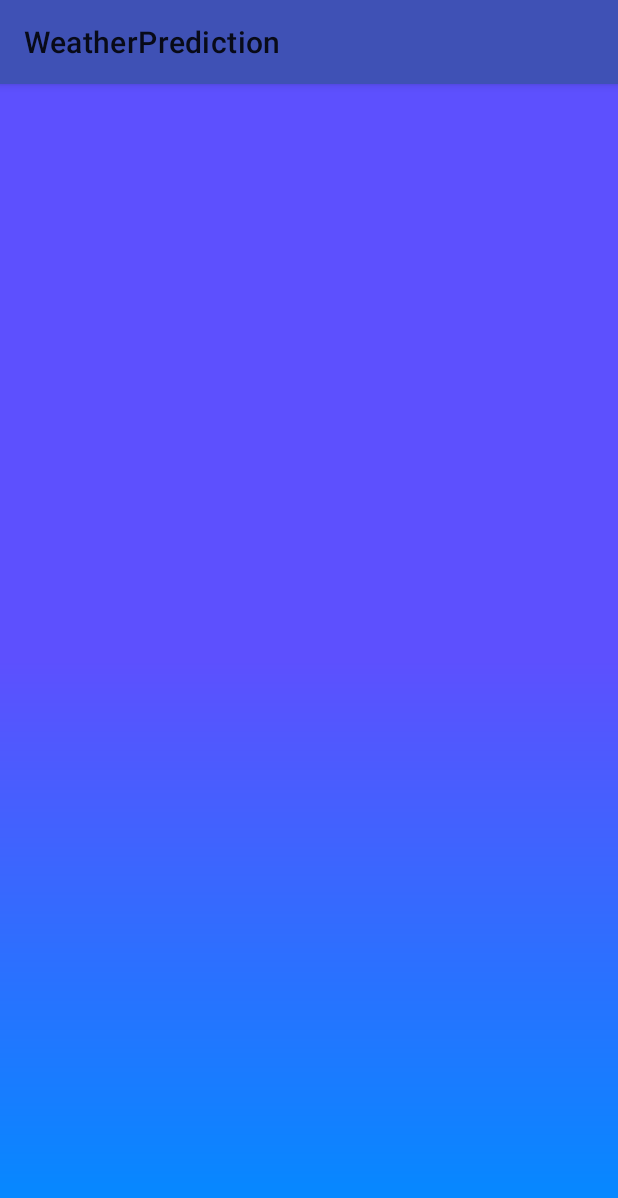
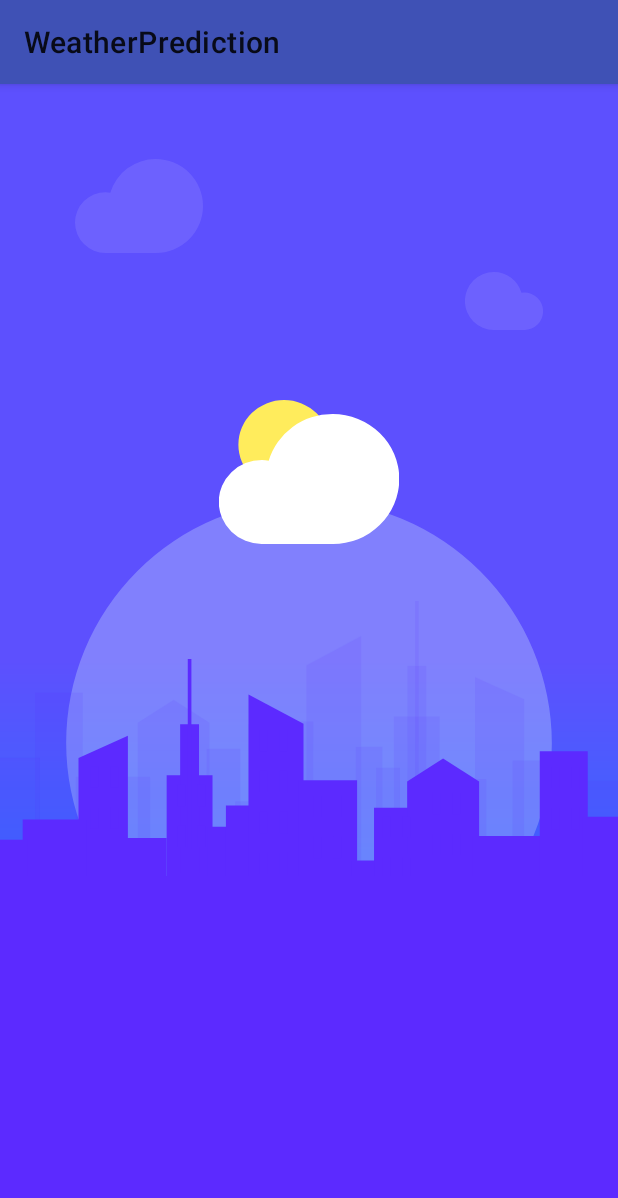
Before and after one commit to Rohanrke/WeatherPrediction, an Android app: the MainActivity screen opened directly, with no data from a screen before it, on a phone screen of 412 x 824 dp. Shown: the top 1198 px of the screen. Run offline under Robolectric (Android 15) with nearby library versions, the phone set to English and light mode, and no system bars; our stand-ins replace data binding.

```diff
--- a/app/src/main/java/com/rohan/weatherprediction/MainActivity.kt
+++ b/app/src/main/java/com/rohan/weatherprediction/MainActivity.kt
@@ -1,20 +1,38 @@
 package com.rohan.weatherprediction
 
-import android.content.Intent
 import androidx.appcompat.app.AppCompatActivity
 import android.os.Bundle
 import android.os.Handler
+import android.os.Looper
+import android.text.TextUtils
+import com.rohan.weatherprediction.base.navigation.Navigator
 import com.rohan.weatherprediction.feature.home.HomeActivity
+import com.rohan.weatherprediction.preferences.BaseSharedPreferences
+import org.koin.android.ext.android.inject
+
+private const val SPLASH_TIME = 2000L
 
 class MainActivity : AppCompatActivity() {
+
+    private val baseAppPreferences: BaseSharedPreferences by inject()
+
     override fun onCreate(savedInstanceState: Bundle?) {
         super.onCreate(savedInstanceState)
         setContentView(R.layout.activity_main)
 
-        Handler().postDelayed(Runnable {
-            startActivity(Intent(this@MainActivity, HomeActivity::class.java))
-            this@MainActivity.finish()
-        }, 2000)
+        if (TextUtils.isEmpty(baseAppPreferences.getSavedCity())) {
+            Handler(Looper.getMainLooper()).postDelayed({
+                launchHomeActivity()
+            }, SPLASH_TIME)
+
+        } else {
+            launchHomeActivity()
+        }
+    }
+
+    private fun launchHomeActivity() {
+        Navigator.navigateToActivity(this, HomeActivity::class.java)
+        finish()
     }
 
 }
--- a/app/src/main/java/com/rohan/weatherprediction/feature/home/HomeActivity.kt
+++ b/app/src/main/java/com/rohan/weatherprediction/feature/home/HomeActivity.kt
@@ -16,12 +16,11 @@ class HomeActivity : BaseActivity<ActivityHomeBinding>(R.layout.activity_home) {
 
     private val viewModel: HomeViewModel by viewModel()
 
+    private var weatherFragment: WeatherReportFragment? = null
+
     override fun initComponents(savedInstanceState: Bundle?, binding: ActivityHomeBinding) {
-
-        supportFragmentManager.beginTransaction()
-            .replace(R.id.container, WeatherReportFragment())
-            .commit()
-
+        viewModel.getSavedCity()
+        goToReport()
     }
 
     override fun observeLiveEvents() {
@@ -29,20 +28,9 @@ class HomeActivity : BaseActivity<ActivityHomeBinding>(R.layout.activity_home) {
         viewModel.title.observe(this, {
             title = it
         })
-
-        viewModel.showErrorDialog.observe(this, { show ->
-            if (show) {
-                val builder = AlertDialog.Builder(this).setMessage(R.string.dialog_title)
-                    .setPositiveButton(R.string.dialog_select) { dialog, _ ->
-                        goToSearch()
-                        dialog.dismiss()
-
-                    }
-                    .setNegativeButton(R.string.dialog_cancel) { dialog, _ ->
-                        dialog.dismiss()
-                        finish()
-                    }
-                builder.create().show()
+        viewModel.hasCity.observe(this, { hasCity ->
+            hasCity?.let {
+                if (it) showReport() else showAlertForCity()
             }
         })
     }
@@ -73,4 +61,35 @@ class HomeActivity : BaseActivity<ActivityHomeBinding>(R.layout.activity_home) {
             SearchCityFragment::class.java.name
         )
     }
+
+    private fun goToReport() {
+        weatherFragment = WeatherReportFragment()
+        weatherFragment?.let {
+            supportFragmentManager.beginTransaction()
+                .add(R.id.container, it)
+                .hide(it)
+                .commit()
+        }
+    }
+
+    private fun showReport() {
+        weatherFragment?.let {
+            if (it.isHidden) {
+                supportFragmentManager.beginTransaction().show(it).commit()
+            }
+        }
+    }
+
+    private fun showAlertForCity() {
+        val builder = AlertDialog.Builder(this).setMessage(R.string.dialog_title)
+            .setPositiveButton(R.string.dialog_select) { dialog, _ ->
+                goToSearch()
+                dialog.dismiss()
+            }
+            .setNegativeButton(R.string.dialog_cancel) { dialog, _ ->
+                dialog.dismiss()
+                finish()
+            }
+        builder.create().show()
+    }
 }
--- a/app/src/main/java/com/rohan/weatherprediction/feature/home/HomeViewModel.kt
+++ b/app/src/main/java/com/rohan/weatherprediction/feature/home/HomeViewModel.kt
@@ -45,9 +45,9 @@ class HomeViewModel(
     val savedCityLiveData: LiveData<String>
         get() = _savedCityLiveData
 
-    private val _showErrorDialog = MutableLiveData<Boolean>(false)
-    val showErrorDialog: LiveData<Boolean>
-        get() = _showErrorDialog
+    private val _hasCity = MutableLiveData<Boolean?>()
+    val hasCity: LiveData<Boolean?>
+        get() = _hasCity
 
 
 
@@ -108,6 +108,7 @@ class HomeViewModel(
 
     fun updateCity(city: String){
         baseSharedPreferences.saveCity(city)
+        _hasCity.postValue(true)
         updateTitle(city)
         fetchCurrentWeatherData(city)
         fetchForecastWeatherData(city)
@@ -118,8 +119,9 @@ class HomeViewModel(
             baseSharedPreferences.getSavedCity()?.let {
                 _title.postValue(it)
                 _savedCityLiveData.postValue(it)
+                _hasCity.postValue(true)
             }?: kotlin.run {
-                _showErrorDialog.postValue(true)
+                _hasCity.postValue(false)
             }
 
         }
--- a/app/src/main/java/com/rohan/weatherprediction/feature/home/WeatherReportFragment.kt
+++ b/app/src/main/java/com/rohan/weatherprediction/feature/home/WeatherReportFragment.kt
@@ -27,7 +27,6 @@ class WeatherReportFragment :
         }
         initForecastView()
         homeViewModel.updateTitle(getString(R.string.title_weather))
-        homeViewModel.getSavedCity()
     }
 
     private fun initForecastView() {
--- a/app/src/main/java/com/rohan/weatherprediction/feature/home/search/SearchCityFragment.kt
+++ b/app/src/main/java/com/rohan/weatherprediction/feature/home/search/SearchCityFragment.kt
@@ -1,12 +1,14 @@
 package com.rohan.weatherprediction.feature.home.search
 
 import android.os.Bundle
+import android.text.InputFilter
 import com.rohan.weatherprediction.R
 import com.rohan.weatherprediction.base.presentation.BaseFragment
 import com.rohan.weatherprediction.databinding.FragmentSearchBinding
 import com.rohan.weatherprediction.feature.home.HomeViewModel
 import org.koin.android.viewmodel.ext.android.sharedViewModel
 import org.koin.android.viewmodel.ext.android.viewModel
+
 
 class SearchCityFragment : BaseFragment<FragmentSearchBinding>(R.layout.fragment_search) {
 
@@ -19,6 +21,7 @@ class SearchCityFragment : BaseFragment<FragmentSearchBinding>(R.layout.fragment
         this.binding = binding
         this.binding.lifecycleOwner = this@SearchCityFragment
         homeViewModel.updateTitle(getString(R.string.title_search_city))
+        setupEditFilter()
         setupListener()
     }
 
@@ -44,5 +47,21 @@ class SearchCityFragment : BaseFragment<FragmentSearchBinding>(R.layout.fragment
         })
     }
 
+    private fun setupEditFilter() {
+        var letterFilter =
+            InputFilter { source, start, end, _, _, _ ->
+                var filtered = ""
+                for (i in start until end) {
+                    val character = source[i]
+                    if (!Character.isWhitespace(character) && Character.isLetter(character)) {
+                        filtered += character
+                    }
+                }
+                filtered
+            }
+
+        binding.edtCity.filters = arrayOf(letterFilter)
+        binding.edtCountry.filters = arrayOf(letterFilter)
+    }
 
 }
--- /dev/null
+++ b/app/src/main/res/drawable/ic_splash_bg_ellipse.xml
@@ -0,0 +1,11 @@
+<vector xmlns:android="http://schemas.android.com/apk/res/android"
+    android:width="457.24dp"
+    android:height="457.24dp"
+    android:viewportWidth="457.24"
+    android:viewportHeight="457.24">
+  <path
+      android:pathData="M228.62,228.62m-114.31,114.31a161.659,161.659 90,1 1,228.62 -228.62a161.659,161.659 90,1 1,-228.62 228.62"
+      android:strokeAlpha="0.31"
+      android:fillColor="#d2ecfc"
+      android:fillAlpha="0.31"/>
+</vector>
--- a/app/src/main/res/drawable/ic_splash_big_cloud.xml
+++ b/app/src/main/res/drawable/ic_splash_big_cloud.xml
@@ -3,7 +3,7 @@
     android:height="62.922dp"
     android:viewportWidth="85.13"
     android:viewportHeight="62.922">
-    <path
-        android:pathData="M53.669,0A31.368,31.368 0,0 0,23.5 22.578a18.233,18.233 0,0 0,-3.146 -0.37,20.357 20.357,0 0,0 0,40.714L53.669,62.922A31.461,31.461 0,1 0,53.669 0Z"
-        android:fillColor="#1AFFFFFF"/>
+  <path
+      android:pathData="M53.669,0A31.368,31.368 0,0 0,23.5 22.578a18.233,18.233 0,0 0,-3.146 -0.37,20.357 20.357,0 0,0 0,40.714L53.669,62.922A31.461,31.461 0,1 0,53.669 0Z"
+      android:fillColor="#1AFFFFFF"/>
 </vector>
--- /dev/null
+++ b/app/src/main/res/drawable/ic_splash_bottom_drawable.xml
@@ -0,0 +1,156 @@
+<vector xmlns:android="http://schemas.android.com/apk/res/android"
+    android:width="414.45dp"
+    android:height="384.574dp"
+    android:viewportWidth="414.45"
+    android:viewportHeight="384.574">
+  <path
+      android:pathData="M86.539,166.42h-32.9L53.639,65.943l32.9,-14.769Z"
+      android:fillColor="#5c2aff"/>
+  <path
+      android:pathData="M112.387,166.42l-32.427,-0l-0,-47.102l32.427,-0z"
+      android:fillColor="#5c2aff"/>
+  <path
+      android:pathData="M142.934,166.42l-30.547,-0l-0,-88.929l30.547,-0z"
+      android:fillColor="#5c2aff"/>
+  <path
+      android:pathData="M133.951,142.567l-12.582,-0l-0,-99.038l12.582,-0z"
+      android:fillColor="#5c2aff"/>
+  <path
+      android:pathData="M128.87,126.419l-2.42,-0l-0,-126.419l2.42,-0z"
+      android:fillColor="#5c2aff"/>
+  <path
+      android:pathData="M155.623,166.42l-15.979,-0l-0,-54.622l15.979,-0z"
+      android:fillColor="#5c2aff"/>
+  <path
+      android:pathData="M169.721,166.42l-17.858,-0l-0,-68.72l17.858,-0z"
+      android:fillColor="#5c2aff"/>
+  <path
+      android:pathData="M203.559,166.42L166.902,166.42v-142.8l36.657,19.567Z"
+      android:fillColor="#5c2aff"/>
+  <path
+      android:pathData="M239.275,166.42l-39.006,-0l-0,-85.639l39.006,-0z"
+      android:fillColor="#5c2aff"/>
+  <path
+      android:pathData="M253.374,166.42l-17.858,-0l-0,-32.064l17.858,-0z"
+      android:fillColor="#5c2aff"/>
+  <path
+      android:pathData="M273.112,166.42l-22.558,-0l-0,-67.311l22.558,-0z"
+      android:fillColor="#5c2aff"/>
+  <path
+      android:pathData="M320.578,166.42L272.642,166.42v-84.7l23.922,-15.34 24.014,15.34Z"
+      android:fillColor="#5c2aff"/>
+  <path
+      android:pathData="M365.694,166.42l-49.816,-0l-0,-48.512l49.816,-0z"
+      android:fillColor="#5c2aff"/>
+  <path
+      android:pathData="M392.952,166.42l-31.957,-0l-0,-104.907l31.957,-0z"
+      android:fillColor="#5c2aff"/>
+  <path
+      android:pathData="M414.45,166.42l-24.788,-0l-0,-61.201l24.788,-0z"
+      android:fillColor="#5c2aff"/>
+  <path
+      android:pathData="M59.018,166.42l-42.57,-0l-0,-59.452l42.57,-0z"
+      android:fillColor="#5c2aff"/>
+  <path
+      android:pathData="M19.681,166.42l-19.254,-0l-0,-45.981l19.254,-0z"
+      android:fillColor="#5c2aff"/>
+  <path
+      android:pathData="M174.49,47.019h5.346v14.392h-5.346z"
+      android:fillColor="#5c2aff"/>
+  <path
+      android:pathData="M187.854,47.019h5.346v14.392h-5.346z"
+      android:fillColor="#5c2aff"/>
+  <path
+      android:pathData="M174.49,74.364h5.346v14.392h-5.346z"
+      android:fillColor="#5c2aff"/>
+  <path
+      android:pathData="M187.854,74.364h5.346v14.392h-5.346z"
+      android:fillColor="#5c2aff"/>
+  <path
+      android:pathData="M174.49,101.709h5.346v14.392h-5.346z"
+      android:fillColor="#5c2aff"/>
+  <path
+      android:pathData="M187.854,101.709h5.346v14.392h-5.346z"
+      android:fillColor="#5c2aff"/>
+  <path
+      android:pathData="M174.49,129.054h5.346v14.392h-5.346z"
+      android:fillColor="#5c2aff"/>
+  <path
+      android:pathData="M187.854,129.054h5.346v14.392h-5.346z"
+      android:fillColor="#5c2aff"/>
+  <path
+      android:pathData="M210.265,91.224h5.346v14.392h-5.346z"
+      android:fillColor="#5c2aff"/>
+  <path
+      android:pathData="M223.629,91.224h5.346v14.392h-5.346z"
+      android:fillColor="#5c2aff"/>
+  <path
+      android:pathData="M210.265,118.569h5.346v14.392h-5.346z"
+      android:fillColor="#5c2aff"/>
+  <path
+      android:pathData="M223.629,118.569h5.346v14.392h-5.346z"
+      android:fillColor="#5c2aff"/>
+  <path
+      android:pathData="M255.908,104.794h5.346v14.392h-5.346z"
+      android:fillColor="#5c2aff"/>
+  <path
+      android:pathData="M269.272,104.794h5.345v14.392h-5.345z"
+      android:fillColor="#5c2aff"/>
+  <path
+      android:pathData="M255.908,132.139h5.346v14.392h-5.346z"
+      android:fillColor="#5c2aff"/>
+  <path
+      android:pathData="M269.272,132.139h5.345v14.392h-5.345z"
+      android:fillColor="#5c2aff"/>
+  <path
+      android:pathData="M289.216,89.168h5.346v14.392h-5.346z"
+      android:fillColor="#5c2aff"/>
+  <path
+      android:pathData="M302.58,89.168h5.345v14.392h-5.345z"
+      android:fillColor="#5c2aff"/>
+  <path
+      android:pathData="M289.216,116.513h5.346v14.392h-5.346z"
+      android:fillColor="#5c2aff"/>
+  <path
+      android:pathData="M302.58,116.513h5.345v14.392h-5.345z"
+      android:fillColor="#5c2aff"/>
+  <path
+      android:pathData="M368.989,71.897h5.346v14.392h-5.346z"
+      android:fillColor="#5c2aff"/>
+  <path
+      android:pathData="M382.353,71.897h5.346v14.392h-5.346z"
+      android:fillColor="#5c2aff"/>
+  <path
+      android:pathData="M368.989,99.242h5.346v14.392h-5.346z"
+      android:fillColor="#5c2aff"/>
+  <path
+      android:pathData="M382.353,99.242h5.346v14.392h-5.346z"
+      android:fillColor="#5c2aff"/>
+  <path
+      android:pathData="M119.389,83.822h5.346v14.392h-5.346z"
+      android:fillColor="#5c2aff"/>
+  <path
+      android:pathData="M132.753,83.822h5.346v14.392h-5.346z"
+      android:fillColor="#5c2aff"/>
+  <path
+      android:pathData="M119.389,111.167h5.346v14.392h-5.346z"
+      android:fillColor="#5c2aff"/>
+  <path
+      android:pathData="M132.753,111.167h5.346v14.392h-5.346z"
+      android:fillColor="#5c2aff"/>
+  <path
+      android:pathData="M61.409,71.486h5.345v14.392h-5.345z"
+      android:fillColor="#5c2aff"/>
+  <path
+      android:pathData="M74.773,71.486h5.346v14.392h-5.346z"
+      android:fillColor="#5c2aff"/>
+  <path
+      android:pathData="M61.409,98.831h5.345v14.392h-5.345z"
+      android:fillColor="#5c2aff"/>
+  <path
+      android:pathData="M74.773,98.831h5.346v14.392h-5.346z"
+      android:fillColor="#5c2aff"/>
+  <path
+      android:pathData="M0,144.574h414v240h-414z"
+      android:fillColor="#5c2aff"/>
+</vector>
--- /dev/null
+++ b/app/src/main/res/drawable/ic_splash_bottom_drawable_shadow_drawable.xml
@@ -0,0 +1,91 @@
+<vector xmlns:android="http://schemas.android.com/apk/res/android"
+    android:width="414dp"
+    android:height="203.91dp"
+    android:viewportWidth="414"
+    android:viewportHeight="203.91">
+  <path
+      android:pathData="M318.202,203.91h32.9L351.102,65.942L318.202,51.178Z"
+      android:strokeAlpha="0.1"
+      android:fillColor="#5c2aff"
+      android:fillAlpha="0.1"/>
+  <path
+      android:pathData="M293.285,119.317h32.427v84.593h-32.427z"
+      android:strokeAlpha="0.1"
+      android:fillColor="#5c2aff"
+      android:fillAlpha="0.1"/>
+  <path
+      android:pathData="M263.866,77.491h30.547v126.419h-30.547z"
+      android:strokeAlpha="0.1"
+      android:fillColor="#5c2aff"
+      android:fillAlpha="0.1"/>
+  <path
+      android:pathData="M272.963,43.529h12.582v126.419h-12.582z"
+      android:strokeAlpha="0.1"
+      android:fillColor="#5c2aff"
+      android:fillAlpha="0.1"/>
+  <path
+      android:pathData="M278.104,0h2.42v126.419h-2.42z"
+      android:strokeAlpha="0.1"
+      android:fillColor="#5c2aff"
+      android:fillAlpha="0.1"/>
+  <path
+      android:pathData="M251.95,111.798h15.979v92.112h-15.979z"
+      android:strokeAlpha="0.1"
+      android:fillColor="#5c2aff"
+      android:fillAlpha="0.1"/>
+  <path
+      android:pathData="M238.293,97.699h17.859v106.211h-17.859z"
+      android:strokeAlpha="0.1"
+      android:fillColor="#5c2aff"
+      android:fillAlpha="0.1"/>
+  <path
+      android:pathData="M205.264,203.91L241.92,203.91L241.92,23.617l-36.657,19.567Z"
+      android:strokeAlpha="0.1"
+      android:fillColor="#5c2aff"
+      android:fillAlpha="0.1"/>
+  <path
+      android:pathData="M170.788,80.781h39.007v123.129h-39.007z"
+      android:strokeAlpha="0.1"
+      android:fillColor="#5c2aff"
+      android:fillAlpha="0.1"/>
+  <path
+      android:pathData="M157.5,134.356h17.858v69.554h-17.858z"
+      android:strokeAlpha="0.1"
+      android:fillColor="#5c2aff"
+      android:fillAlpha="0.1"/>
+  <path
+      android:pathData="M138.38,99.109h22.558v104.801h-22.558z"
+      android:strokeAlpha="0.1"
+      android:fillColor="#5c2aff"
+      android:fillAlpha="0.1"/>
+  <path
+      android:pathData="M92.331,203.91h47.936L140.267,81.721l-23.922,-15.34 -24.014,15.34Z"
+      android:strokeAlpha="0.1"
+      android:fillColor="#5c2aff"
+      android:fillAlpha="0.1"/>
+  <path
+      android:pathData="M50.755,117.908h49.816v86.002h-49.816z"
+      android:strokeAlpha="0.1"
+      android:fillColor="#5c2aff"
+      android:fillAlpha="0.1"/>
+  <path
+      android:pathData="M23.498,61.513h31.957v142.397h-31.957z"
+      android:strokeAlpha="0.1"
+      android:fillColor="#5c2aff"
+      android:fillAlpha="0.1"/>
+  <path
+      android:pathData="M0,105.219h26.788v98.691h-26.788z"
+      android:strokeAlpha="0.1"
+      android:fillColor="#5c2aff"
+      android:fillAlpha="0.1"/>
+  <path
+      android:pathData="M343.409,106.967h42.57v96.943h-42.57z"
+      android:strokeAlpha="0.1"
+      android:fillColor="#5c2aff"
+      android:fillAlpha="0.1"/>
+  <path
+      android:pathData="M382.746,120.439h31.254v83.471h-31.254z"
+      android:strokeAlpha="0.1"
+      android:fillColor="#5c2aff"
+      android:fillAlpha="0.1"/>
+</vector>
--- a/app/src/main/res/layout/activity_home.xml
+++ b/app/src/main/res/layout/activity_home.xml
@@ -1,9 +1,13 @@
 <?xml version="1.0" encoding="utf-8"?>
 <layout xmlns:android="http://schemas.android.com/apk/res/android">
 
-    <FrameLayout
-        android:id="@+id/container"
+    <androidx.constraintlayout.widget.ConstraintLayout
+        android:background="@drawable/no_city"
         android:layout_width="match_parent"
-        android:layout_height="match_parent"
-         />
+        android:layout_height="match_parent">
+        <FrameLayout
+            android:id="@+id/container"
+            android:layout_width="match_parent"
+            android:layout_height="match_parent" />
+    </androidx.constraintlayout.widget.ConstraintLayout>
 </layout>
--- a/app/src/main/res/layout/activity_main.xml
+++ b/app/src/main/res/layout/activity_main.xml
@@ -1,10 +1,66 @@
 <?xml version="1.0" encoding="utf-8"?>
-<androidx.constraintlayout.widget.ConstraintLayout xmlns:android="http://schemas.android.com/apk/res/android"
-    xmlns:tools="http://schemas.android.com/tools"
-    android:layout_width="match_parent"
-    android:layout_height="match_parent"
-    android:background="@drawable/bg_app"
-    tools:context=".MainActivity">
+<layout xmlns:android="http://schemas.android.com/apk/res/android"
+    xmlns:app="http://schemas.android.com/apk/res-auto"
+    xmlns:tools="http://schemas.android.com/tools">
 
+    <RelativeLayout
+        android:id="@+id/rootView"
+        android:layout_width="match_parent"
+        android:layout_height="match_parent"
+        android:background="@drawable/bg_app"
+        android:fitsSystemWindows="true"
+        tools:context=".ui.splash.SplashFragment">
 
-</androidx.constraintlayout.widget.ConstraintLayout>
+        <ImageView
+            android:id="@+id/imageViewBigCloud"
+            android:layout_width="wrap_content"
+            android:layout_height="wrap_content"
+            android:layout_marginStart="50dp"
+            android:layout_marginTop="50dp"
+            android:src="@drawable/ic_splash_big_cloud" />
+
+        <ImageView
+            android:id="@+id/imageViewSmallCloud"
+            android:layout_width="wrap_content"
+            android:layout_height="wrap_content"
+            android:layout_alignParentEnd="true"
+            android:layout_marginTop="125dp"
+            android:layout_marginEnd="50dp"
+            android:src="@drawable/ic_splash_small_cloud" />
+
+        <ImageView
+            android:id="@+id/imageViewEllipse"
+            android:layout_width="match_parent"
+            android:layout_height="wrap_content"
+            android:layout_alignParentBottom="true"
+            android:layout_marginBottom="100dp"
+            android:scaleType="centerCrop"
+            android:src="@drawable/ic_splash_bg_ellipse" />
+
+        <ImageView
+            android:id="@+id/imageViewBottomDrawableShadow"
+            android:layout_width="match_parent"
+            android:layout_height="wrap_content"
+            android:layout_alignParentBottom="true"
+            android:layout_marginBottom="220dp"
+            android:src="@drawable/ic_splash_bottom_drawable_shadow_drawable" />
+
+        <ImageView
+            android:id="@+id/imageViewBottomDrawable"
+            android:layout_width="match_parent"
+            android:layout_height="wrap_content"
+            android:layout_alignParentBottom="true"
+            android:layout_marginBottom="0dp"
+            android:scaleType="center"
+            android:src="@drawable/ic_splash_bottom_drawable" />
+
+        <ImageView
+            android:id="@+id/imageViewMainCloud"
+            android:layout_width="wrap_content"
+            android:layout_height="wrap_content"
+            android:layout_alignTop="@id/imageViewEllipse"
+            android:layout_centerHorizontal="true"
+            android:src="@drawable/ic_splash_screen_main_logo" />
+
+    </RelativeLayout>
+</layout>
--- a/app/src/main/res/layout/fragment_search.xml
+++ b/app/src/main/res/layout/fragment_search.xml
@@ -15,7 +15,7 @@
             android:layout_width="0dp"
             android:layout_height="wrap_content"
             android:text="@string/label_enter_country"
-            android:textColor="@color/white"
+            android:textColor="@android:color/black"
             style="@style/fontOnlyBold"
             app:layout_constraintStart_toStartOf="parent"
             app:layout_constraintTop_toTopOf="parent" />
@@ -27,9 +27,9 @@
             android:minHeight="@dimen/size50"
             app:layout_constraintStart_toStartOf="parent"
             android:layout_marginTop="@dimen/layoutMargin10"
-            android:textColor="@color/white"
+            android:textColor="@android:color/black"
             style="@style/fontOnlyRegular"
-            android:inputType="textCapSentences"
+            android:imeOptions="actionNext"
             app:layout_constraintTop_toBottomOf="@+id/tvCountry"/>
 
 
@@ -39,7 +39,7 @@
             android:layout_height="wrap_content"
             android:text="@string/label_enter_city"
             android:layout_marginTop="@dimen/layoutMargin22"
-            android:textColor="@color/white"
+            android:textColor="@android:color/black"
             style="@style/fontOnlyBold"
             app:layout_constraintStart_toStartOf="parent"
             app:layout_constraintTop_toBottomOf="@+id/edtCountry" />
@@ -51,9 +51,9 @@
             android:minHeight="@dimen/size50"
             app:layout_constraintStart_toStartOf="parent"
             android:layout_marginTop="@dimen/layoutMargin10"
-            android:textColor="@color/white"
-            android:inputType="textCapSentences"
+            android:textColor="@android:color/black"
             style="@style/fontOnlyRegular"
+            android:imeOptions="actionNext"
             app:layout_constraintTop_toBottomOf="@+id/tvCity"/>
 
 
--- a/app/src/main/res/values/strings.xml
+++ b/app/src/main/res/values/strings.xml
@@ -41,4 +41,6 @@
     <string name="content_description_forecast_icon">Forecast icon</string>
     <string name="content_description_current_icon">Current icon</string>
     <string name="content_description_type_icon">type icon</string>
+
+    <string name="explore">Explore</string>
 </resources>
```
Also changed, not shown: app/src/main/res/drawable-hdpi/no_city.png (added), 2 other files.
